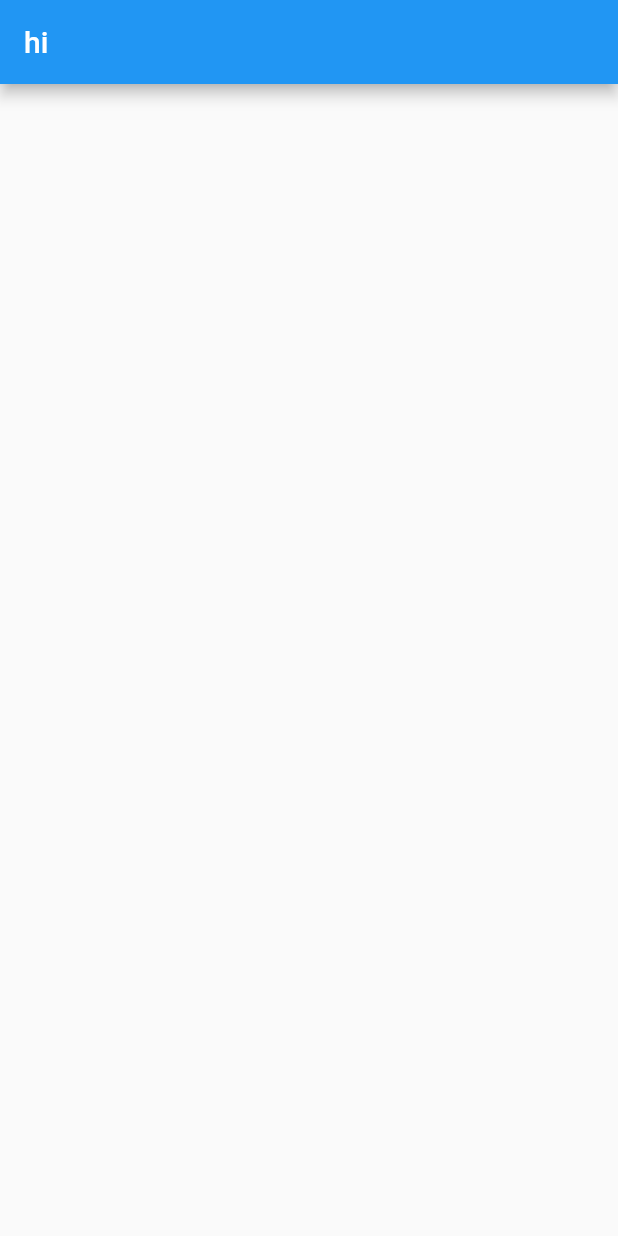
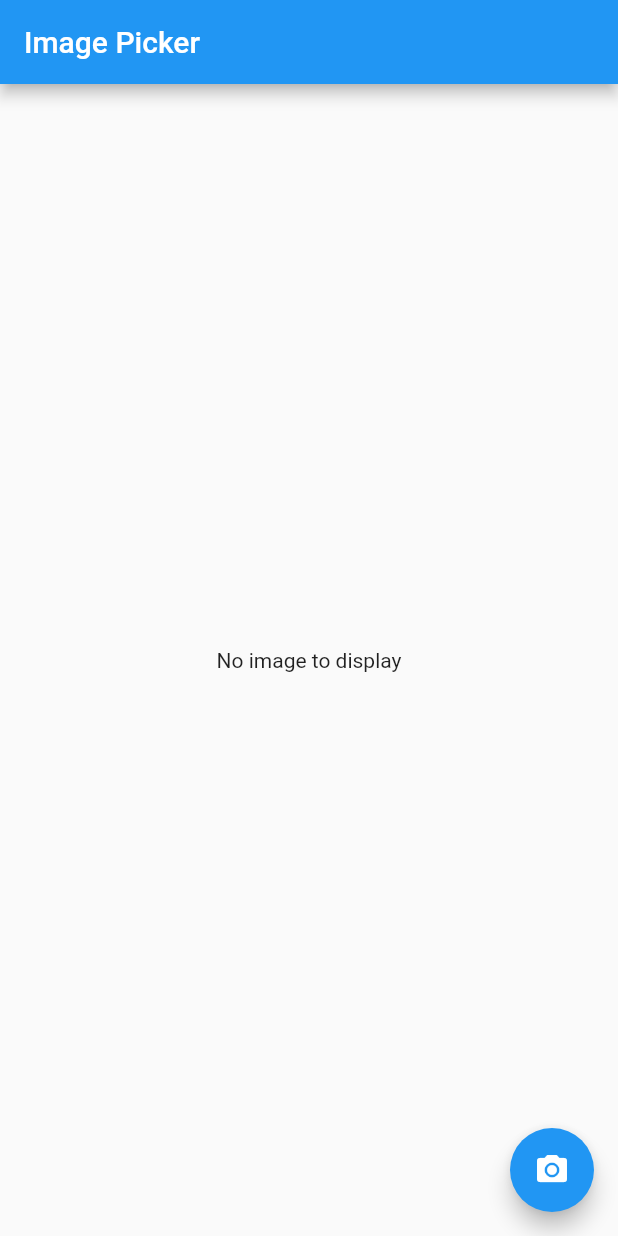
Before and after one commit to jihoonkang0829/SnowInWinter, a Flutter app: the screen it shows after launch, on a phone screen of 412 x 824 dp. Run offline on Flutter 3.47's test engine with Material 2 defaults, Android fonts, the phone set to English and light mode, and no system bars.

Commit message:
camera app

```diff
--- a/my_app/lib/main.dart
+++ b/my_app/lib/main.dart
@@ -12,12 +12,25 @@ class CameraApp extends StatefulWidget {
 }
 
 class CameraState extends State<CameraApp> {
+  picker(){
+    print("picker is called");
+  }
+
   @override
   Widget build(BuildContext context) {
     return new MaterialApp(
       home: new Scaffold(
         appBar: AppBar(
-          title: new Text("hi"),
+          title: new Text("Image Picker"),
+        ),
+        body: new Container(
+          child: new Center(
+            child: new Text("No image to display"),
+          ),
+        ),
+        floatingActionButton: new FloatingActionButton(
+          onPressed: picker,
+          child: new Icon(Icons.camera_alt)
         ),
       ),
     );
```
